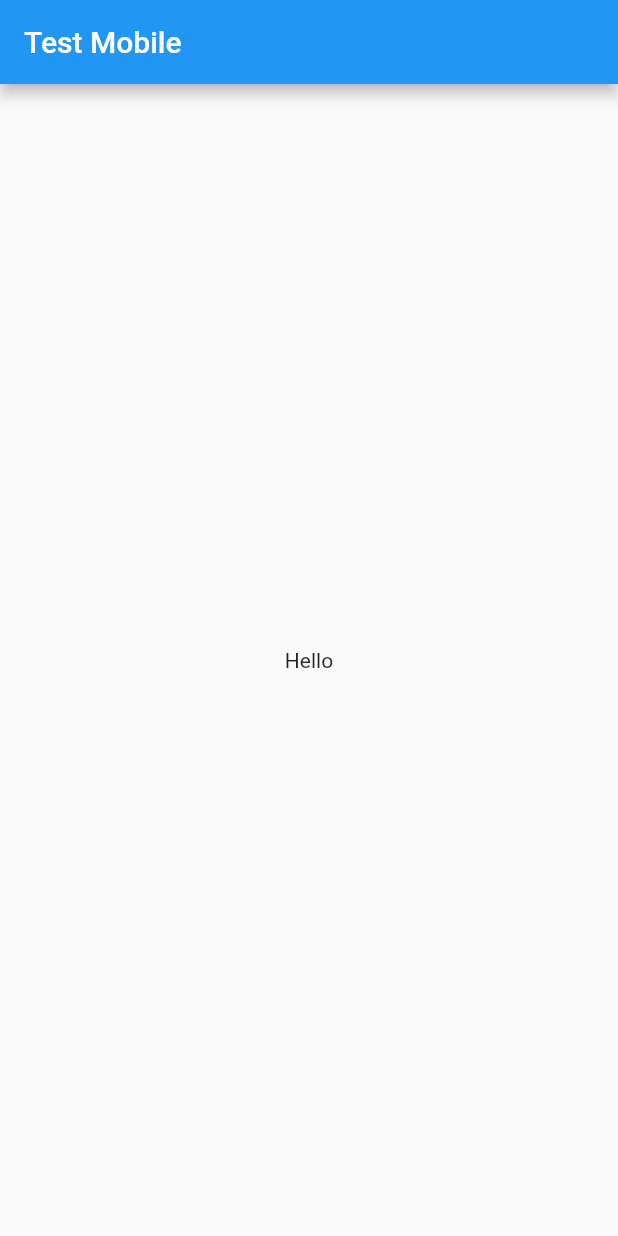
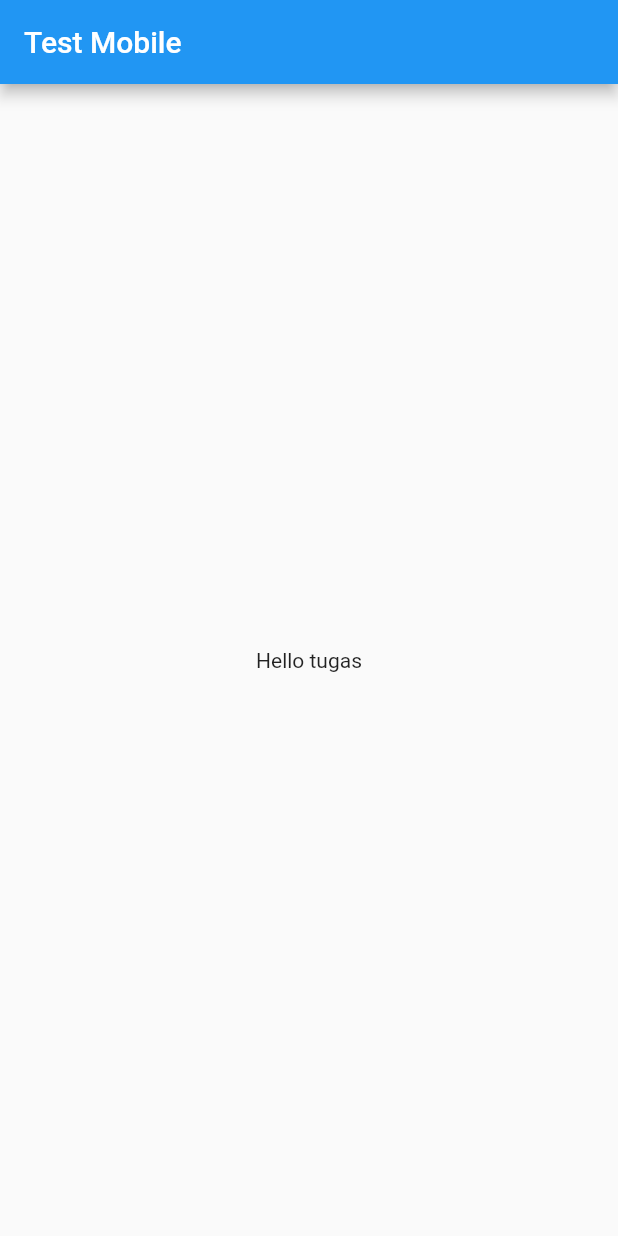
Before and after one commit to Xkonz/Tugas-Mobile, a Flutter app: the screen it shows after launch, on a phone screen of 412 x 824 dp. Run offline on Flutter 3.47's test engine with Material 2 defaults, Android fonts, the phone set to English and light mode, and no system bars.

Commit message:
Update main.dart

```diff
--- a/lib/main.dart
+++ b/lib/main.dart
@@ -7,7 +7,7 @@ void main() {
           home: Scaffold(
             body: Center(
               child: Text(
-                "Hello",
+                "Hello tugas",
               ),
             ),
             appBar: AppBar(
```
